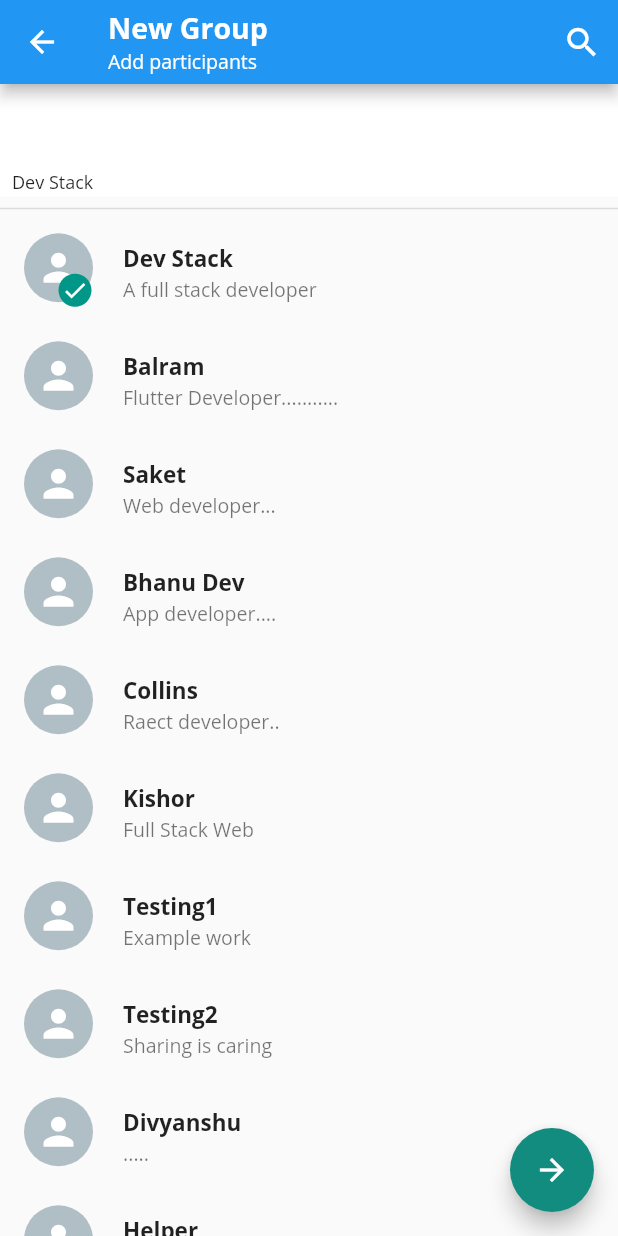
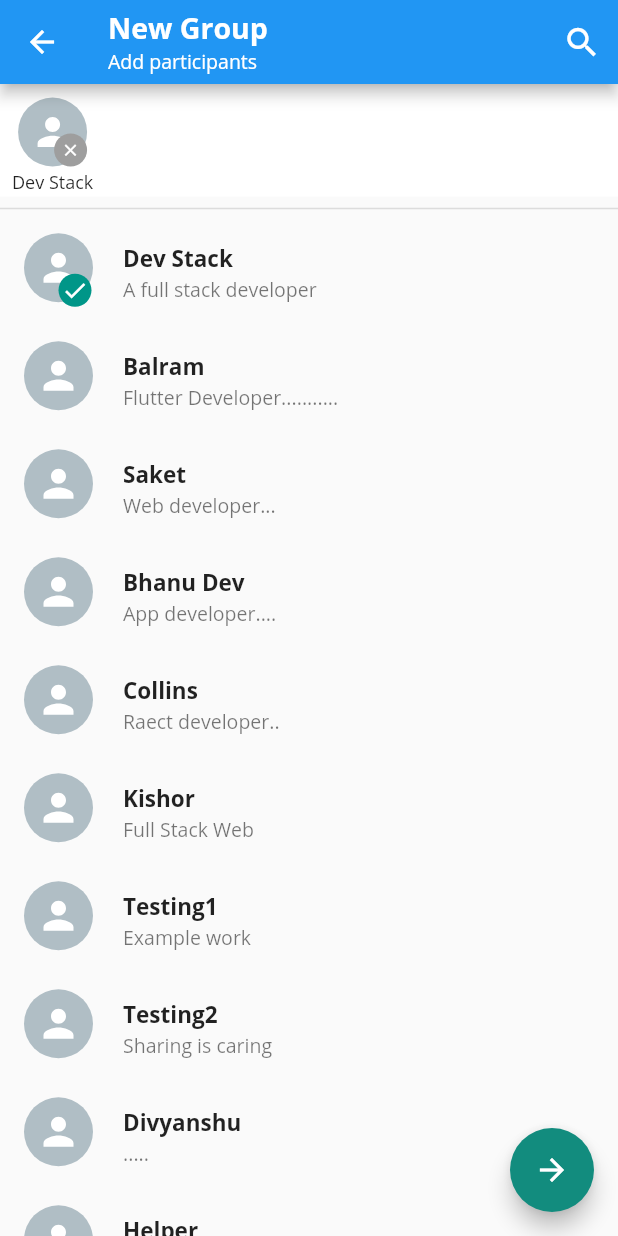
Before and after one commit to Apollonstarlet/Whatsapp-flutter, a Flutter app: the CreateGroup screen opened directly, after a tap on "Dev Stack", on a phone screen of 412 x 824 dp. Run offline on Flutter 3.47's test engine with Material 2 defaults, Android fonts, the phone set to English and light mode, and no system bars; our stand-ins replace camera, emoji_picker_flutter, flutter_svg, socket_io_client, video_player.

Commit message:
AvtarCard Stack
We have updated some of old version code

Co-Authored-By: Orsonjose Yu <112946774+fullstackdev297@users.noreply.github.com>

```diff
--- a/lib/CustomUI/AvtarCard.dart
+++ b/lib/CustomUI/AvtarCard.dart
@@ -13,6 +13,33 @@ class AvatarCard extends StatelessWidget {
       child: Column(
         mainAxisAlignment: MainAxisAlignment.end,
         children: [
+          Stack(
+            children: [
+              CircleAvatar(
+                radius: 23,
+                child: SvgPicture.asset(
+                  "assets/person.svg",
+                  color: Colors.white,
+                  height: 30,
+                  width: 30,
+                ),
+                backgroundColor: Colors.blueGrey[200],
+              ),
+              Positioned(
+                bottom: 0,
+                right: 0,
+                child: CircleAvatar(
+                  backgroundColor: Colors.grey,
+                  radius: 11,
+                  child: Icon(
+                    Icons.clear,
+                    color: Colors.white,
+                    size: 13,
+                  ),
+                ),
+              )
+            ],
+          ),
           SizedBox(
             height: 2,
           ),
```
